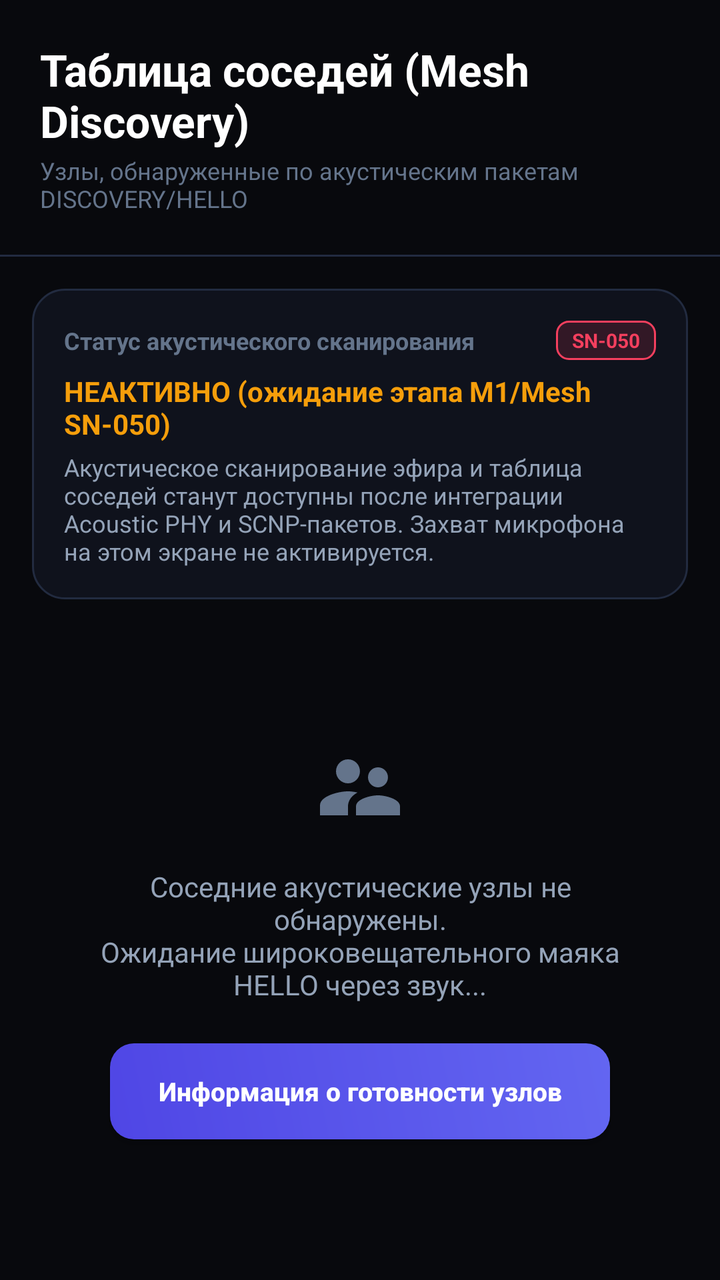
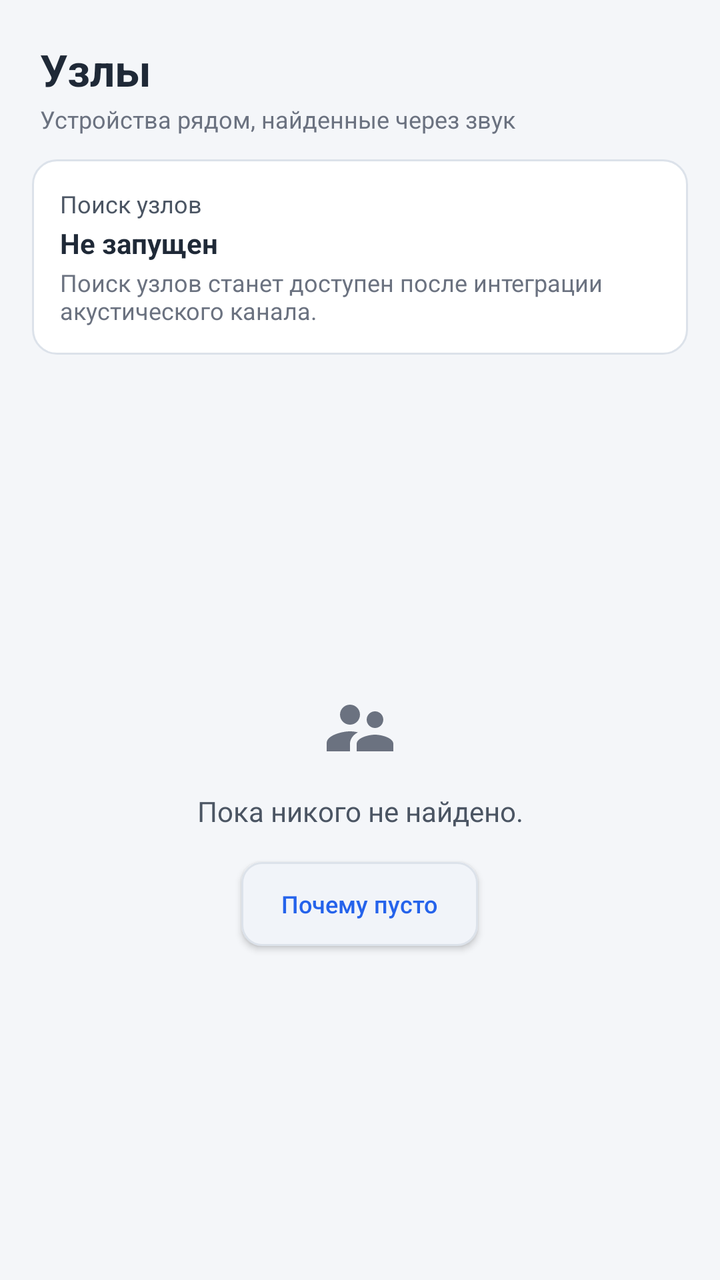

Before-and-after screenshots of an Android layout around one commit, followed by the original layout XML and the change that was made.
<!-- AndroidManifest.xml: application theme Theme.SilentNetwork -->
<!-- res/layout/fragment_devices.xml -->
<?xml version="1.0" encoding="utf-8"?>
<LinearLayout xmlns:android="http://schemas.android.com/apk/res/android"
    android:layout_width="match_parent"
    android:layout_height="match_parent"
    android:background="@color/bg_canvas"
    android:orientation="vertical">

    <LinearLayout
        android:layout_width="match_parent"
        android:layout_height="wrap_content"
        android:orientation="vertical"
        android:padding="20dp">

        <TextView
            android:layout_width="wrap_content"
            android:layout_height="wrap_content"
            android:text="@string/devices_title"
            android:textColor="@color/text_primary"
            android:textSize="22sp"
            android:textStyle="bold" />

        <TextView
            android:layout_width="wrap_content"
            android:layout_height="wrap_content"
            android:layout_marginTop="2dp"
            android:text="@string/devices_subtitle"
            android:textColor="@color/text_muted"
            android:textSize="12sp" />
    </LinearLayout>

    <View
        android:layout_width="match_parent"
        android:layout_height="1dp"
        android:background="@color/bg_card_stroke" />

    
    <LinearLayout
        android:layout_width="match_parent"
        android:layout_height="wrap_content"
        android:layout_marginStart="16dp"
        android:layout_marginTop="16dp"
        android:layout_marginEnd="16dp"
        android:background="@drawable/bg_card_glass"
        android:orientation="vertical"
        android:padding="16dp">

        <LinearLayout
            android:layout_width="match_parent"
            android:layout_height="wrap_content"
            android:gravity="center_vertical"
            android:orientation="horizontal">

            <TextView
                android:layout_width="0dp"
                android:layout_height="wrap_content"
                android:layout_weight="1"
                android:text="@string/devices_status_title"
                android:textColor="@color/text_muted"
                android:textSize="12sp"
                android:textStyle="bold" />

            <TextView
                android:layout_width="wrap_content"
                android:layout_height="wrap_content"
                android:background="@drawable/bg_badge_warning"
                android:paddingStart="8dp"
                android:paddingTop="3dp"
                android:paddingEnd="8dp"
                android:paddingBottom="3dp"
                android:text="SN-050"
                android:textColor="@color/accent_rose"
                android:textSize="10sp"
                android:textStyle="bold" />
        </LinearLayout>

        <TextView
            android:id="@+id/tv_discovery_status"
            android:layout_width="wrap_content"
            android:layout_height="wrap_content"
            android:layout_marginTop="6dp"
            android:text="@string/devices_status_val"
            android:textColor="@color/accent_amber"
            android:textSize="14sp"
            android:textStyle="bold" />

        <TextView
            android:layout_width="wrap_content"
            android:layout_height="wrap_content"
            android:layout_marginTop="4dp"
            android:text="@string/devices_info_desc"
            android:textColor="@color/text_secondary"
            android:textSize="12sp" />
    </LinearLayout>

    
    <LinearLayout
        android:id="@+id/ll_empty_devices"
        android:layout_width="match_parent"
        android:layout_height="0dp"
        android:layout_weight="1"
        android:gravity="center"
        android:orientation="vertical"
        android:padding="32dp">

        <ImageView
            android:layout_width="48dp"
            android:layout_height="48dp"
            android:contentDescription="@string/tab_devices"
            android:src="@drawable/ic_tab_devices"
            android:tint="@color/text_muted" />

        <TextView
            android:layout_width="wrap_content"
            android:layout_height="wrap_content"
            android:layout_marginTop="16dp"
            android:gravity="center"
            android:text="@string/devices_empty_hint"
            android:textColor="@color/text_secondary"
            android:textSize="14sp" />

        <Button
            android:id="@+id/btn_scan_devices"
            android:layout_width="wrap_content"
            android:layout_height="48dp"
            android:layout_marginTop="20dp"
            android:background="@drawable/bg_button_gradient"
            android:paddingStart="24dp"
            android:paddingEnd="24dp"
            android:text="@string/devices_btn_info"
            android:textAllCaps="false"
            android:textColor="@color/text_primary"
            android:textSize="13sp"
            android:textStyle="bold" />
    </LinearLayout>

</LinearLayout>
<!-- resources referenced by this layout -->
<resources>
  <color name="accent_amber">#F59E0B</color>
  <color name="accent_rose">#F43F5E</color>
  <color name="bg_canvas">#08090D</color>
  <color name="bg_card_stroke">#222B40</color>
  <color name="text_muted">#64748B</color>
  <color name="text_primary">#FFFFFF</color>
  <color name="text_secondary">#94A3B8</color>
  <!-- drawable bg_badge_warning (drawable) -->
  <?xml version="1.0" encoding="utf-8"?>
  <shape xmlns:android="http://schemas.android.com/apk/res/android"
      android:shape="rectangle">
      <solid android:color="#26F43F5E" />
      <corners android:radius="6dp" />
      <stroke
          android:width="1dp"
          android:color="@color/accent_rose" />
  </shape>
  <!-- drawable bg_button_gradient (drawable) -->
  <?xml version="1.0" encoding="utf-8"?>
  <shape xmlns:android="http://schemas.android.com/apk/res/android"
      android:shape="rectangle">
      <gradient
          android:angle="45"
          android:endColor="@color/accent_primary"
          android:startColor="#4F46E5" />
      <corners android:radius="12dp" />
  </shape>
  <!-- drawable bg_card_glass (drawable) -->
  <?xml version="1.0" encoding="utf-8"?>
  <shape xmlns:android="http://schemas.android.com/apk/res/android"
      android:shape="rectangle">
      <solid android:color="@color/bg_surface" />
      <corners android:radius="16dp" />
      <stroke
          android:width="1dp"
          android:color="@color/bg_card_stroke" />
  </shape>
  <!-- drawable ic_tab_devices (drawable) -->
  <?xml version="1.0" encoding="utf-8"?>
  <vector xmlns:android="http://schemas.android.com/apk/res/android"
      android:width="24dp"
      android:height="24dp"
      android:viewportWidth="24"
      android:viewportHeight="24">
      <path
          android:fillColor="@color/accent_emerald"
          android:pathData="M16.5,12c1.38,0 2.49,-1.12 2.49,-2.5S17.88,7 16.5,7C15.12,7 14,8.12 14,9.5s1.12,2.5 2.5,2.5zM9,11c1.66,0 2.99,-1.34 2.99,-3S10.66,5 9,5C7.34,5 6,6.34 6,8s1.34,3 3,3zM16.5,14c-1.83,0 -5.5,0.92 -5.5,2.75L11,19h11v-2.25c0,-1.83 -3.67,-2.75 -5.5,-2.75zM9,13c-2.33,0 -7,1.17 -7,3.5L2,19h7v-2.25c0,-0.85 0.33,-2.34 2.37,-3.46C10.5,13.1 9.7,13 9,13z" />
  </vector>
  <string name="devices_btn_info">Информация о готовности узлов</string>
  <string name="devices_empty_hint">Соседние акустические узлы не обнаружены.\nОжидание широковещательного маяка HELLO через звук...</string>
  <string name="devices_info_desc">Акустическое сканирование эфира и таблица соседей станут доступны после интеграции Acoustic PHY и SCNP-пакетов. Захват микрофона на этом экране не активируется.</string>
  <string name="devices_status_title">Статус акустического сканирования</string>
  <string name="devices_status_val">НЕАКТИВНО (ожидание этапа M1/Mesh SN-050)</string>
  <string name="devices_subtitle">Узлы, обнаруженные по акустическим пакетам DISCOVERY/HELLO</string>
  <string name="devices_title">Таблица соседей (Mesh Discovery)</string>
  <string name="tab_devices">Узлы</string>
  <style name="Theme.SilentNetwork" parent="Theme.AppCompat.NoActionBar">
          
          <item name="android:windowBackground">@color/bg_canvas</item>
          <item name="android:statusBarColor">@color/bg_canvas</item>
          <item name="android:navigationBarColor">@color/bg_canvas</item>
          <item name="android:windowLightStatusBar">false</item>
  
          
          <item name="colorPrimary">@color/accent_primary</item>
          <item name="colorPrimaryDark">@color/bg_canvas</item>
          <item name="colorAccent">@color/accent_cyan</item>
  
          
          <item name="android:textColorPrimary">@color/text_primary</item>
          <item name="android:textColorSecondary">@color/text_secondary</item>
      </style>
  <color name="accent_primary">#6366F1</color>
  <color name="bg_surface">#0F121C</color>
  <color name="accent_emerald">#10B981</color>
  <color name="accent_cyan">#06B6D4</color>
</resources>

<!-- the commit's change to res/layout/fragment_devices.xml (unified diff, before → after) -->
@@ -9,7 +9,10 @@
         android:layout_width="match_parent"
         android:layout_height="wrap_content"
         android:orientation="vertical"
-        android:padding="20dp">
+        android:paddingStart="20dp"
+        android:paddingTop="20dp"
+        android:paddingEnd="20dp"
+        android:paddingBottom="12dp">
 
         <TextView
             android:layout_width="wrap_content"
@@ -28,71 +31,41 @@
             android:textSize="12sp" />
     </LinearLayout>
 
-    <View
-        android:layout_width="match_parent"
-        android:layout_height="1dp"
-        android:background="@color/bg_card_stroke" />
-
-    
     <LinearLayout
         android:layout_width="match_parent"
         android:layout_height="wrap_content"
         android:layout_marginStart="16dp"
-        android:layout_marginTop="16dp"
         android:layout_marginEnd="16dp"
         android:background="@drawable/bg_card_glass"
         android:orientation="vertical"
-        android:padding="16dp">
+        android:padding="14dp">
 
-        <LinearLayout
-            android:layout_width="match_parent"
+        <TextView
+            android:layout_width="wrap_content"
             android:layout_height="wrap_content"
-            android:gravity="center_vertical"
-            android:orientation="horizontal">
-
-            <TextView
-                android:layout_width="0dp"
-                android:layout_height="wrap_content"
-                android:layout_weight="1"
-                android:text="@string/devices_status_title"
-                android:textColor="@color/text_muted"
-                android:textSize="12sp"
-                android:textStyle="bold" />
-
-            <TextView
-                android:layout_width="wrap_content"
-                android:layout_height="wrap_content"
-                android:background="@drawable/bg_badge_warning"
-                android:paddingStart="8dp"
-                android:paddingTop="3dp"
-                android:paddingEnd="8dp"
-                android:paddingBottom="3dp"
-                android:text="SN-050"
-                android:textColor="@color/accent_rose"
-                android:textSize="10sp"
-                android:textStyle="bold" />
-        </LinearLayout>
+            android:text="@string/devices_status_title"
+            android:textColor="@color/text_secondary"
+            android:textSize="12sp" />
 
         <TextView
             android:id="@+id/tv_discovery_status"
-            android:layout_width="wrap_content"
+            android:layout_width="match_parent"
             android:layout_height="wrap_content"
-            android:layout_marginTop="6dp"
+            android:layout_marginTop="2dp"
             android:text="@string/devices_status_val"
-            android:textColor="@color/accent_amber"
+            android:textColor="@color/text_primary"
             android:textSize="14sp"
             android:textStyle="bold" />
 
         <TextView
-            android:layout_width="wrap_content"
+            android:layout_width="match_parent"
             android:layout_height="wrap_content"
-            android:layout_marginTop="4dp"
+            android:layout_marginTop="2dp"
             android:text="@string/devices_info_desc"
-            android:textColor="@color/text_secondary"
+            android:textColor="@color/text_muted"
             android:textSize="12sp" />
     </LinearLayout>
 
-    
     <LinearLayout
         android:id="@+id/ll_empty_devices"
         android:layout_width="match_parent"
@@ -103,8 +76,8 @@
         android:padding="32dp">
 
         <ImageView
-            android:layout_width="48dp"
-            android:layout_height="48dp"
+            android:layout_width="40dp"
+            android:layout_height="40dp"
             android:contentDescription="@string/tab_devices"
             android:src="@drawable/ic_tab_devices"
             android:tint="@color/text_muted" />
@@ -112,7 +85,7 @@
         <TextView
             android:layout_width="wrap_content"
             android:layout_height="wrap_content"
-            android:layout_marginTop="16dp"
+            android:layout_marginTop="12dp"
             android:gravity="center"
             android:text="@string/devices_empty_hint"
             android:textColor="@color/text_secondary"
@@ -121,16 +94,15 @@
         <Button
             android:id="@+id/btn_scan_devices"
             android:layout_width="wrap_content"
-            android:layout_height="48dp"
-            android:layout_marginTop="20dp"
-            android:background="@drawable/bg_button_gradient"
-            android:paddingStart="24dp"
-            android:paddingEnd="24dp"
+            android:layout_height="42dp"
+            android:layout_marginTop="16dp"
+            android:background="@drawable/bg_button_secondary"
+            android:paddingStart="20dp"
+            android:paddingEnd="20dp"
             android:text="@string/devices_btn_info"
             android:textAllCaps="false"
-            android:textColor="@color/text_primary"
-            android:textSize="13sp"
-            android:textStyle="bold" />
+            android:textColor="@color/accent_primary"
+            android:textSize="12sp" />
     </LinearLayout>
 
 </LinearLayout>
<!-- resource entries referenced after the edit -->
@@ -1,38 +1,30 @@
 <!-- resources referenced by this layout -->
 <resources>
-  <color name="accent_amber">#F59E0B</color>
-  <color name="accent_rose">#F43F5E</color>
-  <color name="bg_canvas">#08090D</color>
-  <color name="bg_card_stroke">#222B40</color>
-  <color name="text_muted">#64748B</color>
-  <color name="text_primary">#FFFFFF</color>
-  <color name="text_secondary">#94A3B8</color>
-  <!-- drawable bg_badge_warning (drawable) -->
+  <color name="bg_canvas">#F4F6F9</color>
+  <color name="bg_card_stroke">#DCE2EA</color>
+  <color name="text_muted">#6B7280</color>
+  <color name="text_primary">#1F2937</color>
+  <color name="text_secondary">#4B5563</color>
+  <!-- drawable bg_button_secondary (drawable) -->
   <?xml version="1.0" encoding="utf-8"?>
-  <shape xmlns:android="http://schemas.android.com/apk/res/android"
-      android:shape="rectangle">
-      <solid android:color="#26F43F5E" />
-      <corners android:radius="6dp" />
-      <stroke
-          android:width="1dp"
-          android:color="@color/accent_rose" />
-  </shape>
-  <!-- drawable bg_button_gradient (drawable) -->
-  <?xml version="1.0" encoding="utf-8"?>
-  <shape xmlns:android="http://schemas.android.com/apk/res/android"
-      android:shape="rectangle">
-      <gradient
-          android:angle="45"
-          android:endColor="@color/accent_primary"
-          android:startColor="#4F46E5" />
-      <corners android:radius="12dp" />
-  </shape>
+  <ripple xmlns:android="http://schemas.android.com/apk/res/android"
+      android:color="@color/accent_primary_glow">
+      <item>
+          <shape android:shape="rectangle">
+              <solid android:color="@color/bg_neutral" />
+              <stroke
+                  android:width="1dp"
+                  android:color="@color/bg_card_stroke" />
+              <corners android:radius="10dp" />
+          </shape>
+      </item>
+  </ripple>
   <!-- drawable bg_card_glass (drawable) -->
   <?xml version="1.0" encoding="utf-8"?>
   <shape xmlns:android="http://schemas.android.com/apk/res/android"
       android:shape="rectangle">
       <solid android:color="@color/bg_surface" />
-      <corners android:radius="16dp" />
+      <corners android:radius="12dp" />
       <stroke
           android:width="1dp"
           android:color="@color/bg_card_stroke" />
@@ -48,33 +40,35 @@
           android:fillColor="@color/accent_emerald"
           android:pathData="M16.5,12c1.38,0 2.49,-1.12 2.49,-2.5S17.88,7 16.5,7C15.12,7 14,8.12 14,9.5s1.12,2.5 2.5,2.5zM9,11c1.66,0 2.99,-1.34 2.99,-3S10.66,5 9,5C7.34,5 6,6.34 6,8s1.34,3 3,3zM16.5,14c-1.83,0 -5.5,0.92 -5.5,2.75L11,19h11v-2.25c0,-1.83 -3.67,-2.75 -5.5,-2.75zM9,13c-2.33,0 -7,1.17 -7,3.5L2,19h7v-2.25c0,-0.85 0.33,-2.34 2.37,-3.46C10.5,13.1 9.7,13 9,13z" />
   </vector>
-  <string name="devices_btn_info">Информация о готовности узлов</string>
-  <string name="devices_empty_hint">Соседние акустические узлы не обнаружены.\nОжидание широковещательного маяка HELLO через звук...</string>
-  <string name="devices_info_desc">Акустическое сканирование эфира и таблица соседей станут доступны после интеграции Acoustic PHY и SCNP-пакетов. Захват микрофона на этом экране не активируется.</string>
-  <string name="devices_status_title">Статус акустического сканирования</string>
-  <string name="devices_status_val">НЕАКТИВНО (ожидание этапа M1/Mesh SN-050)</string>
-  <string name="devices_subtitle">Узлы, обнаруженные по акустическим пакетам DISCOVERY/HELLO</string>
-  <string name="devices_title">Таблица соседей (Mesh Discovery)</string>
+  <string name="devices_btn_info">Почему пусто</string>
+  <string name="devices_empty_hint">Пока никого не найдено.</string>
+  <string name="devices_info_desc">Поиск узлов станет доступен после интеграции акустического канала.</string>
+  <string name="devices_status_title">Поиск узлов</string>
+  <string name="devices_status_val">Не запущен</string>
+  <string name="devices_subtitle">Устройства рядом, найденные через звук</string>
+  <string name="devices_title">Узлы</string>
   <string name="tab_devices">Узлы</string>
-  <style name="Theme.SilentNetwork" parent="Theme.AppCompat.NoActionBar">
+  <style name="Theme.SilentNetwork" parent="Theme.AppCompat.Light.NoActionBar">
           
           <item name="android:windowBackground">@color/bg_canvas</item>
           <item name="android:statusBarColor">@color/bg_canvas</item>
-          <item name="android:navigationBarColor">@color/bg_canvas</item>
-          <item name="android:windowLightStatusBar">false</item>
+          <item name="android:navigationBarColor">@color/bg_surface</item>
+          <item name="android:windowLightStatusBar">true</item>
   
           
           <item name="colorPrimary">@color/accent_primary</item>
           <item name="colorPrimaryDark">@color/bg_canvas</item>
-          <item name="colorAccent">@color/accent_cyan</item>
+          <item name="colorAccent">@color/accent_primary</item>
   
           
           <item name="android:textColorPrimary">@color/text_primary</item>
           <item name="android:textColorSecondary">@color/text_secondary</item>
+          <item name="android:textColorHint">@color/text_muted</item>
       </style>
-  <color name="accent_primary">#6366F1</color>
-  <color name="bg_surface">#0F121C</color>
-  <color name="accent_emerald">#10B981</color>
-  <color name="accent_cyan">#06B6D4</color>
+  <color name="accent_primary_glow">#1F2563EB</color>
+  <color name="bg_neutral">#F1F4F9</color>
+  <color name="accent_primary">#2563EB</color>
+  <color name="bg_surface">#FFFFFF</color>
+  <color name="accent_emerald">#15803D</color>
 </resources>
 
